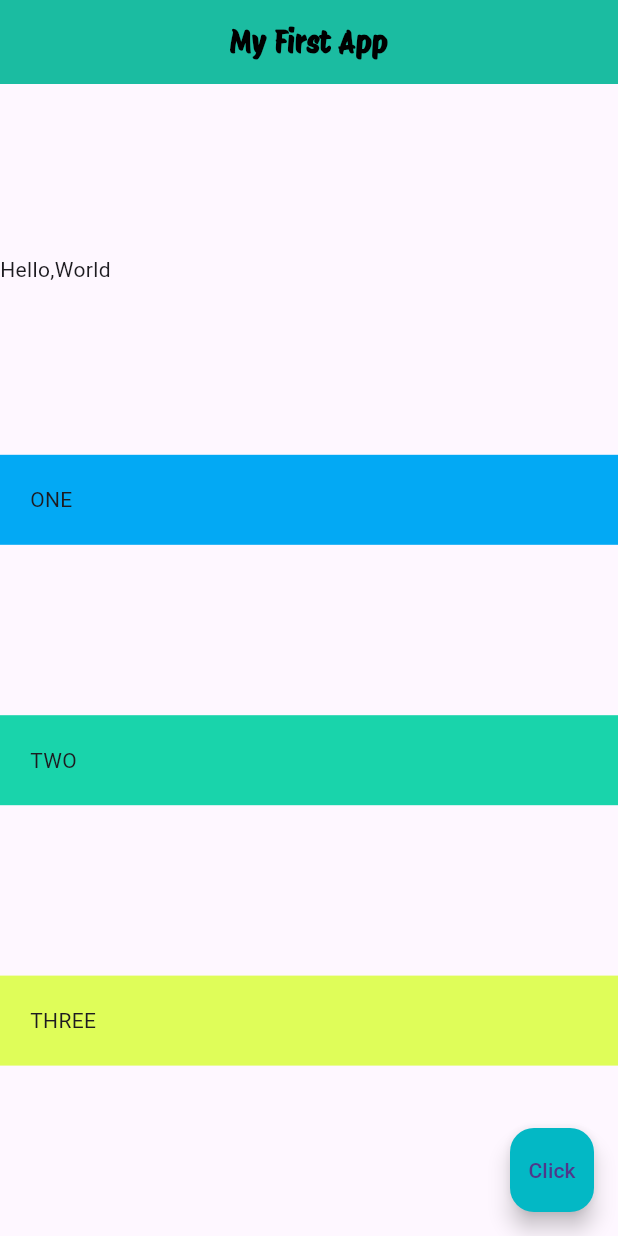
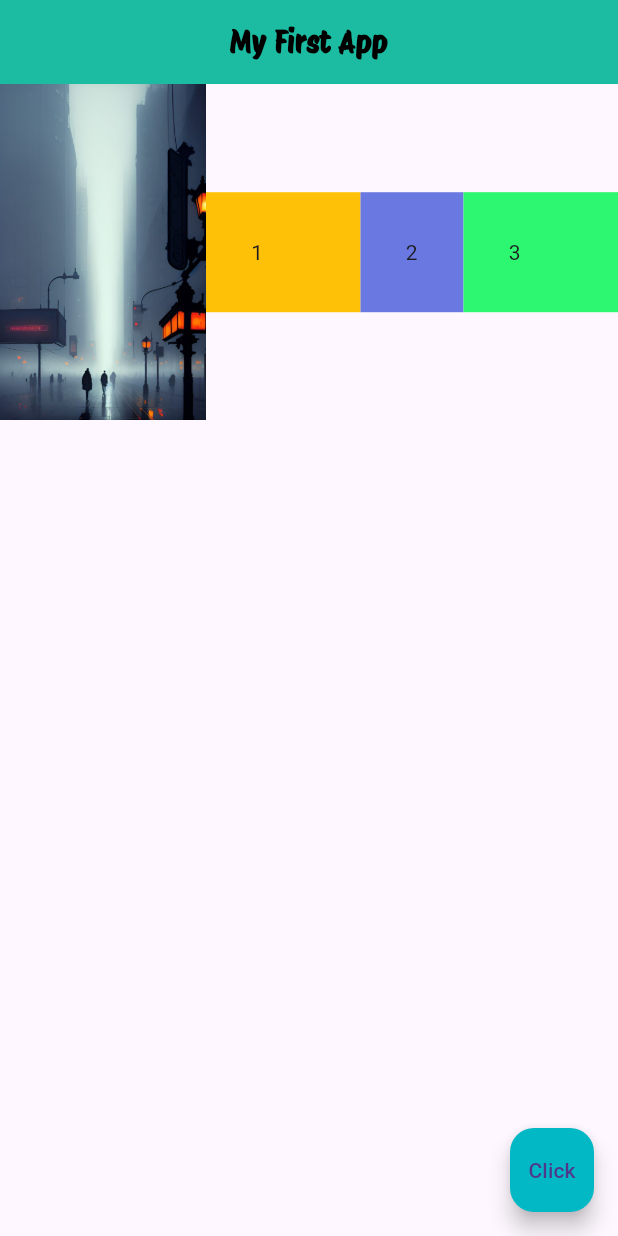
Before and after one commit to GetontoMoses/Flutter-Time-Zone-App, a Flutter app: the screen it shows after launch, on a phone screen of 412 x 824 dp. Run offline on Flutter 3.47's test engine with Material 3 defaults, Android fonts, the phone set to English and light mode, and no system bars.

Commit message:
feat: implementing expanded widgets

```diff
--- a/time_zones/lib/main.dart
+++ b/time_zones/lib/main.dart
@@ -28,28 +28,59 @@ class Home extends StatelessWidget {
         centerTitle: true,
         backgroundColor: Color.fromARGB(255, 27, 188, 161),
       ),
-      body: Column(
-        mainAxisAlignment: MainAxisAlignment.spaceEvenly,
-        crossAxisAlignment: CrossAxisAlignment.stretch,
+      body: Row(
         children: [
-          Row(children: [Text("Hello,"), Text("World")]),
-          Container(
-            padding: EdgeInsets.all(20.0),
-            color: Colors.lightBlue,
-            child: Text("ONE"),
+          Expanded(
+            child: Image.asset("assets/MistyTown.jpeg"),
+            flex: 4,
           ),
-          Container(
-            padding: EdgeInsets.all(20.0),
-            color: Color.fromARGB(255, 25, 212, 171),
-            child: Text("TWO"),
+          Expanded(
+            flex: 3,
+            child: Container(
+                padding: EdgeInsets.all(30.0),
+                color: Colors.amber,
+                child: Text("1")),
           ),
-          Container(
-            padding: EdgeInsets.all(20.0),
-            color: Color.fromARGB(255, 223, 253, 89),
-            child: Text("THREE"),
+          Expanded(
+            flex: 2,
+            child: Container(
+              padding: EdgeInsets.all(30.0),
+              color: Color.fromARGB(255, 105, 121, 225),
+              child: Text("2"),
+            ),
+          ),
+          Expanded(
+            flex: 3,
+            child: Container(
+              padding: EdgeInsets.all(30.0),
+              color: Color.fromARGB(255, 45, 246, 112),
+              child: Text("3"),
+            ),
           )
         ],
       ),
+      // Column(
+      //   mainAxisAlignment: MainAxisAlignment.spaceEvenly,
+      //   crossAxisAlignment: CrossAxisAlignment.stretch,
+      //   children: [
+      //     Row(children: [Text("Hello,"), Text("World")]),
+      //     Container(
+      //       padding: EdgeInsets.all(20.0),
+      //       color: Colors.lightBlue,
+      //       child: Text("ONE"),
+      //     ),
+      //     Container(
+      //       padding: EdgeInsets.all(20.0),
+      //       color: Color.fromARGB(255, 25, 212, 171),
+      //       child: Text("TWO"),
+      //     ),
+      //     Container(
+      //       padding: EdgeInsets.all(20.0),
+      //       color: Color.fromARGB(255, 223, 253, 89),
+      //       child: Text("THREE"),
+      //     )
+      //   ],
+      // ),
       // Row(
       //   mainAxisAlignment: MainAxisAlignment.spaceEvenly,//controls alignment along the row--->
       //   children: [
```
